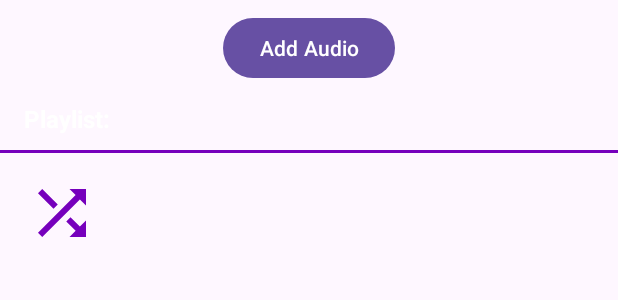
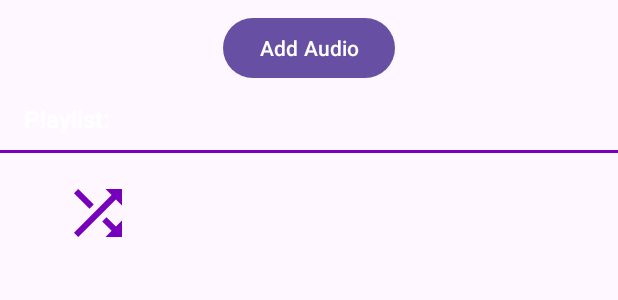
Before and after one commit to EmilFrisk1/AudioLibrary, an Android app: the layout fragment_playlist_details.xml on its own in the app's theme, with its tools: preview values and no code run, on a phone screen of 412 x 824 dp. Shown: the top 300 px of the screen. Run offline under Robolectric (Android 15) with nearby library versions, the phone set to English and light mode, and no system bars.

Commit message:
Updated readme

```diff
--- a/app/src/main/res/layout/fragment_playlist_details.xml
+++ b/app/src/main/res/layout/fragment_playlist_details.xml
@@ -46,6 +46,7 @@
         android:id="@+id/playlistShuffleIcon"
         android:layout_width="wrap_content"
         android:layout_height="wrap_content"
+        android:layout_marginStart="25dp"
         android:layout_marginTop="16dp"
         android:background="?attr/selectableItemBackground"
         android:contentDescription="Shuffle"
```
Also changed, not shown: 1 other file.
